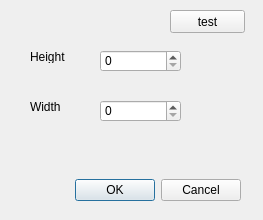
catlin0123/PhotoAlbum, file PhotoAlbum/resizewindow.ui: the form before one commit.
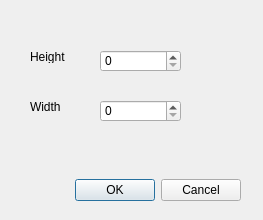
The form after the commit.

What changed in the file:
```diff
--- a/PhotoAlbum/resizewindow.ui
+++ b/PhotoAlbum/resizewindow.ui
@@ -75,19 +75,6 @@
     </rect>
    </property>
   </widget>
-  <widget class="QPushButton" name="testButton">
-   <property name="geometry">
-    <rect>
-     <x>170</x>
-     <y>10</y>
-     <width>75</width>
-     <height>23</height>
-    </rect>
-   </property>
-   <property name="text">
-    <string>test</string>
-   </property>
-  </widget>
  </widget>
  <resources/>
  <connections>
```
